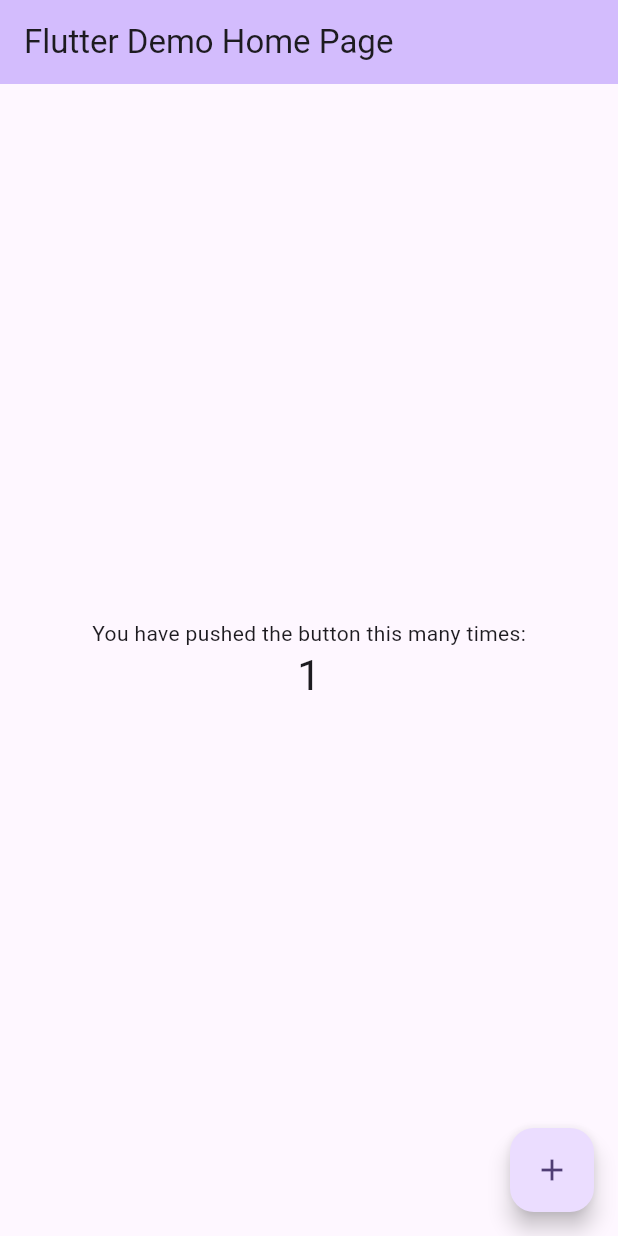
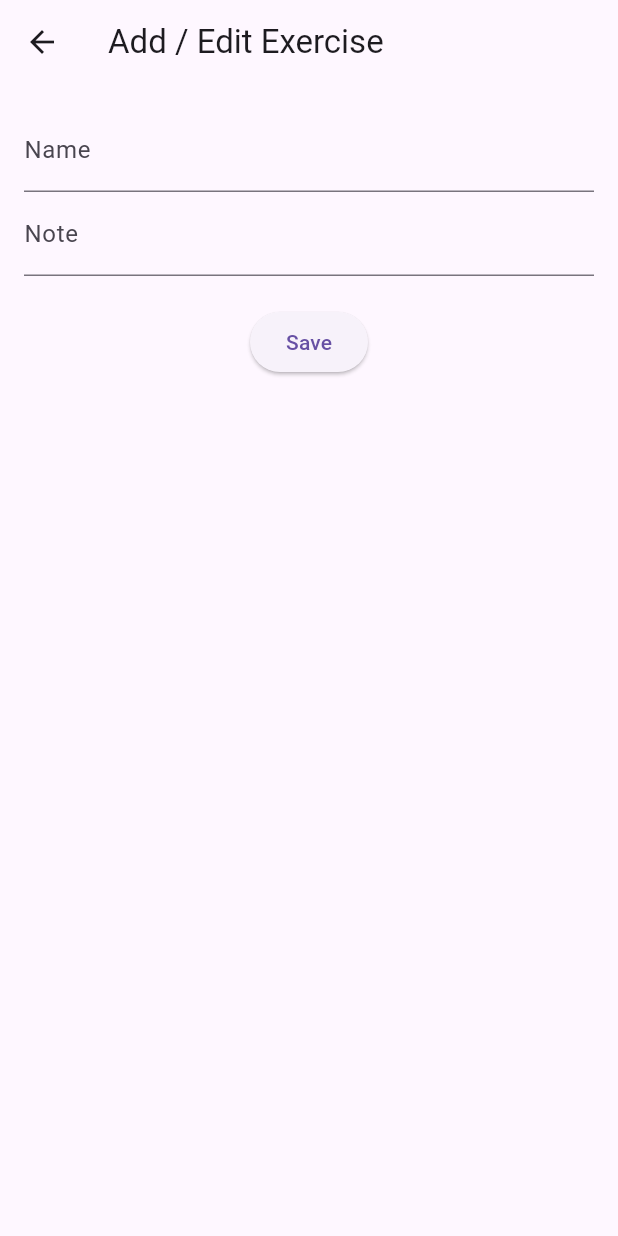
Before and after one commit to GhorbelOmar/fitness_nutz, a Flutter app: the screen it shows after launch, after a tap on the "add" icon, on a phone screen of 412 x 824 dp. Run offline on Flutter 3.47's test engine with Material 3 defaults, Android fonts, the phone set to English and light mode, and no system bars; our stand-ins replace sqflite; accounts and stored records are empty.

Commit message:
first draft ui

```diff
--- a/lib/main.dart
+++ b/lib/main.dart
@@ -1,122 +1,28 @@
 import 'package:flutter/material.dart';
+import 'pages/exercise_list_page.dart';
+import 'pages/exercise_form_page.dart';
+import 'pages/workout_list_page.dart';
+import 'pages/workout_form_page.dart';
 
 void main() {
-  runApp(const MyApp());
+  runApp(MyApp());
 }
 
 class MyApp extends StatelessWidget {
   const MyApp({super.key});
 
-  // This widget is the root of your application.
   @override
   Widget build(BuildContext context) {
     return MaterialApp(
-      title: 'Flutter Demo',
-      theme: ThemeData(
-        // This is the theme of your application.
-        //
-        // TRY THIS: Try running your application with "flutter run". You'll see
-        // the application has a purple toolbar. Then, without quitting the app,
-        // try changing the seedColor in the colorScheme below to Colors.green
-        // and then invoke "hot reload" (save your changes or press the "hot
-        // reload" button in a Flutter-supported IDE, or press "r" if you used
-        // the command line to start the app).
-        //
-        // Notice that the counter didn't reset back to zero; the application
-        // state is not lost during the reload. To reset the state, use hot
-        // restart instead.
-        //
-        // This works for code too, not just values: Most code changes can be
-        // tested with just a hot reload.
-        colorScheme: ColorScheme.fromSeed(seedColor: Colors.deepPurple),
-      ),
-      home: const MyHomePage(title: 'Flutter Demo Home Page'),
+      title: 'Workout App',
+      theme: ThemeData(primarySwatch: Colors.blue),
+      initialRoute: ExerciseListPage.routeName,
+      routes: {
+        ExerciseListPage.routeName: (_) => ExerciseListPage(),
+        ExerciseFormPage.routeName: (_) => ExerciseFormPage(),
+        WorkoutListPage.routeName: (_) => WorkoutListPage(),
+        WorkoutFormPage.routeName: (_) => WorkoutFormPage(),
+      },
     );
   }
 }
-
-class MyHomePage extends StatefulWidget {
-  const MyHomePage({super.key, required this.title});
-
-  // This widget is the home page of your application. It is stateful, meaning
-  // that it has a State object (defined below) that contains fields that affect
-  // how it looks.
-
-  // This class is the configuration for the state. It holds the values (in this
-  // case the title) provided by the parent (in this case the App widget) and
-  // used by the build method of the State. Fields in a Widget subclass are
-  // always marked "final".
-
-  final String title;
-
-  @override
-  State<MyHomePage> createState() => _MyHomePageState();
-}
-
-class _MyHomePageState extends State<MyHomePage> {
-  int _counter = 0;
-
-  void _incrementCounter() {
-    setState(() {
-      // This call to setState tells the Flutter framework that something has
-      // changed in this State, which causes it to rerun the build method below
-      // so that the display can reflect the updated values. If we changed
-      // _counter without calling setState(), then the build method would not be
-      // called again, and so nothing would appear to happen.
-      _counter++;
-    });
-  }
-
-  @override
-  Widget build(BuildContext context) {
-    // This method is rerun every time setState is called, for instance as done
-    // by the _incrementCounter method above.
-    //
-    // The Flutter framework has been optimized to make rerunning build methods
-    // fast, so that you can just rebuild anything that needs updating rather
-    // than having to individually change instances of widgets.
-    return Scaffold(
-      appBar: AppBar(
-        // TRY THIS: Try changing the color here to a specific color (to
-        // Colors.amber, perhaps?) and trigger a hot reload to see the AppBar
-        // change color while the other colors stay the same.
-        backgroundColor: Theme.of(context).colorScheme.inversePrimary,
-        // Here we take the value from the MyHomePage object that was created by
-        // the App.build method, and use it to set our appbar title.
-        title: Text(widget.title),
-      ),
-      body: Center(
-        // Center is a layout widget. It takes a single child and positions it
-        // in the middle of the parent.
-        child: Column(
-          // Column is also a layout widget. It takes a list of children and
-          // arranges them vertically. By default, it sizes itself to fit its
-          // children horizontally, and tries to be as tall as its parent.
-          //
-          // Column has various properties to control how it sizes itself and
-          // how it positions its children. Here we use mainAxisAlignment to
-          // center the children vertically; the main axis here is the vertical
-          // axis because Columns are vertical (the cross axis would be
-          // horizontal).
-          //
-          // TRY THIS: Invoke "debug painting" (choose the "Toggle Debug Paint"
-          // action in the IDE, or press "p" in the console), to see the
-          // wireframe for each widget.
-          mainAxisAlignment: MainAxisAlignment.center,
-          children: <Widget>[
-            const Text('You have pushed the button this many times:'),
-            Text(
-              '$_counter',
-              style: Theme.of(context).textTheme.headlineMedium,
-            ),
-          ],
-        ),
-      ),
-      floatingActionButton: FloatingActionButton(
-        onPressed: _incrementCounter,
-        tooltip: 'Increment',
-        child: const Icon(Icons.add),
-      ), // This trailing comma makes auto-formatting nicer for build methods.
-    );
-  }
-}
--- /dev/null
+++ b/lib/pages/exercise_form_page.dart
@@ -0,0 +1,50 @@
+import 'package:flutter/material.dart';
+
+class ExerciseFormPage extends StatefulWidget {
+  static const routeName = '/exercise_form';
+
+  const ExerciseFormPage({super.key});
+
+  @override
+  _ExerciseFormPageState createState() => _ExerciseFormPageState();
+}
+
+class _ExerciseFormPageState extends State<ExerciseFormPage> {
+  final _formKey = GlobalKey<FormState>();
+  String _name = '';
+  String _note = '';
+
+  @override
+  Widget build(BuildContext context) {
+    return Scaffold(
+      appBar: AppBar(title: Text('Add / Edit Exercise')),
+      body: Padding(
+        padding: EdgeInsets.all(16),
+        child: Form(
+          key: _formKey,
+          child: Column(
+            children: [
+              TextFormField(
+                decoration: InputDecoration(labelText: 'Name'),
+                onSaved: (v) => _name = v ?? '',
+              ),
+              TextFormField(
+                decoration: InputDecoration(labelText: 'Note'),
+                onSaved: (v) => _note = v ?? '',
+              ),
+              SizedBox(height: 20),
+              ElevatedButton(
+                onPressed: () {
+                  _formKey.currentState?.save();
+                  // TODO: save to DB
+                  Navigator.pop(context);
+                },
+                child: Text('Save'),
+              ),
+            ],
+          ),
+        ),
+      ),
+    );
+  }
+}
--- /dev/null
+++ b/lib/pages/exercise_list_page.dart
@@ -0,0 +1,26 @@
+import 'package:flutter/material.dart';
+import 'exercise_form_page.dart';
+
+class ExerciseListPage extends StatelessWidget {
+  static const routeName = '/exercises';
+
+  const ExerciseListPage({super.key});
+
+  @override
+  Widget build(BuildContext context) {
+    // TODO: load list from DB
+    return Scaffold(
+      appBar: AppBar(title: Text('Exercises')),
+      body: ListView(
+        children: [
+          // List of exercises
+        ],
+      ),
+      floatingActionButton: FloatingActionButton(
+        onPressed: () =>
+            Navigator.pushNamed(context, ExerciseFormPage.routeName),
+        child: Icon(Icons.add),
+      ),
+    );
+  }
+}
```
Also changed, not shown: lib/pages/workout_form_page.dart (added, +122 -0 lines), lib/pages/workout_list_page.dart (added, +26 -0 lines), 7 other files.
